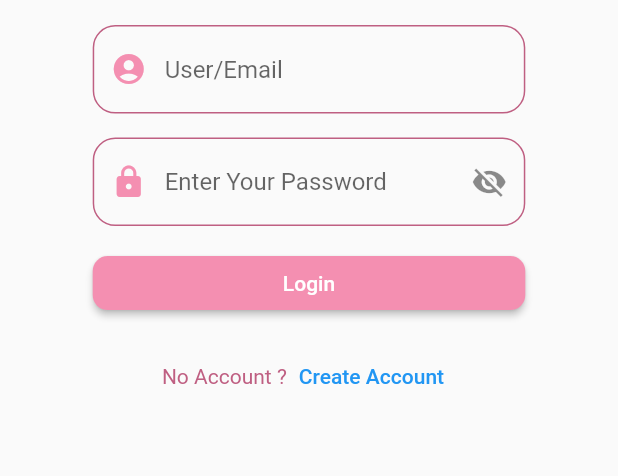
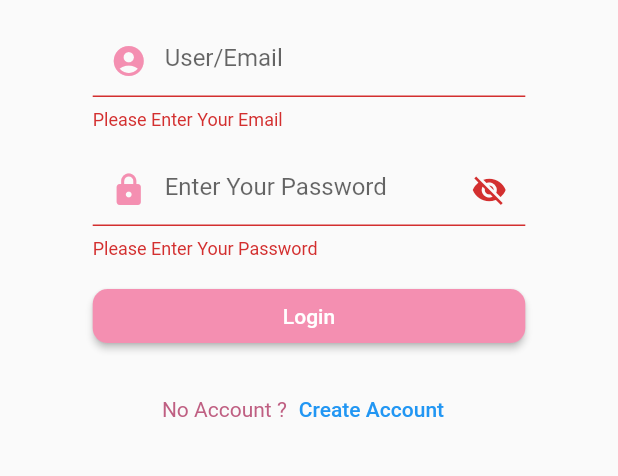
Before and after one commit to saikyautsomboon/KBShopping, a Flutter app: the screen it shows after launch, after a tap on "Login", on a phone screen of 412 x 824 dp, the part 475-951 px from its top. Run offline on Flutter 3.47's test engine with Material 2 defaults, Android fonts, the phone set to English and light mode, and no system bars; our stand-ins replace dio, geolocator, google_maps_flutter, image_picker, shared_preferences; missing offline and left inert: image_picker_platform_interface.

Commit message:
update Auth and autologin

```diff
--- a/lib/main.dart
+++ b/lib/main.dart
@@ -5,6 +5,7 @@ import 'package:kbshopping/state/buyer_service.dart';
 import 'package:kbshopping/state/rider_service.dart';
 import 'package:kbshopping/state/saler_service.dart';
 import 'package:kbshopping/utility/my_constant.dart';
+import 'package:shared_preferences/shared_preferences.dart';
 
 final Map<String, WidgetBuilder> map = {
   '/auth': (BuildContext context) => Auth(),
@@ -15,13 +16,36 @@ final Map<String, WidgetBuilder> map = {
 };
 
 String initialRoute;
-void main() {
-  initialRoute = MyConstant.routeAuth;
-  runApp(MyApp());
+Future<Null> main() async {
+  WidgetsFlutterBinding
+      .ensureInitialized(); // main Future ကို ပြီးအောင်လုပ်ပြီးမှအောက်ကိုဆက်သွားမယ်
+  SharedPreferences preferences = await SharedPreferences.getInstance();
+  String usertype = preferences.getString('usertype'); //getString('key')dfs
+  if (usertype?.isEmpty ?? true) {
+    print('## UserType ==>> $usertype');
+    initialRoute = MyConstant.routeAuth;
+    runApp(MyApp());
+  } else {
+    switch (usertype) {
+      case 'Buyer':
+        initialRoute = MyConstant.routeByer;
+        runApp(MyApp());
+        break;
+      case 'Seller':
+        initialRoute = MyConstant.routeSaler;
+        runApp(MyApp());
+        break;
+      case 'Driver':
+        initialRoute = MyConstant.routeRider;
+        runApp(MyApp());
+        break;
+      default:
+    }
+  }
 }
 
 class MyApp extends StatelessWidget {
-// const MyApp({ Key? key }) : super(key: key);
+  const MyApp({Key key}) : super(key: key);
 
   @override
   Widget build(BuildContext context) {
--- /dev/null
+++ b/lib/model/user_model.dart
@@ -0,0 +1,123 @@
+import 'dart:convert';
+
+class UserModel {
+  final String id;
+  final String name;
+  final String usertype;
+  final String address;
+  final String phone;
+  final String email;
+  final String password;
+  final String avatar;
+  final String lat;
+  final String lng;
+  UserModel({
+    this.id,
+    this.name,
+    this.usertype,
+    this.address,
+    this.phone,
+    this.email,
+    this.password,
+    this.avatar,
+    this.lat,
+    this.lng,
+  });
+
+  UserModel copyWith({
+    String id,
+    String name,
+    String usertype,
+    String address,
+    String phone,
+    String email,
+    String password,
+    String avatar,
+    String lat,
+    String lng,
+  }) {
+    return UserModel(
+      id: id ?? this.id,
+      name: name ?? this.name,
+      usertype: usertype ?? this.usertype,
+      address: address ?? this.address,
+      phone: phone ?? this.phone,
+      email: email ?? this.email,
+      password: password ?? this.password,
+      avatar: avatar ?? this.avatar,
+      lat: lat ?? this.lat,
+      lng: lng ?? this.lng,
+    );
+  }
+
+  Map<String, dynamic> toMap() {
+    return {
+      'id': id,
+      'name': name,
+      'usertype': usertype,
+      'address': address,
+      'phone': phone,
+      'email': email,
+      'password': password,
+      'avatar': avatar,
+      'lat': lat,
+      'lng': lng,
+    };
+  }
+
+  factory UserModel.fromMap(Map<String, dynamic> map) {
+    return UserModel(
+      id: map['id'],
+      name: map['name'],
+      usertype: map['usertype'],
+      address: map['address'],
+      phone: map['phone'],
+      email: map['email'],
+      password: map['password'],
+      avatar: map['avatar'],
+      lat: map['lat'],
+      lng: map['lng'],
+    );
+  }
+
+  String toJson() => json.encode(toMap());
+
+  factory UserModel.fromJson(String source) =>
+      UserModel.fromMap(json.decode(source));
+
+  @override
+  String toString() {
+    return 'UserModel(id: $id, name: $name, usertype: $usertype, address: $address, phone: $phone, email: $email, password: $password, avatar: $avatar, lat: $lat, lng: $lng)';
+  }
+
+  @override
+  bool operator ==(Object other) {
+    if (identical(this, other)) return true;
+
+    return other is UserModel &&
+        other.id == id &&
+        other.name == name &&
+        other.usertype == usertype &&
+        other.address == address &&
+        other.phone == phone &&
+        other.email == email &&
+        other.password == password &&
+        other.avatar == avatar &&
+        other.lat == lat &&
+        other.lng == lng;
+  }
+
+  @override
+  int get hashCode {
+    return id.hashCode ^
+        name.hashCode ^
+        usertype.hashCode ^
+        address.hashCode ^
+        phone.hashCode ^
+        email.hashCode ^
+        password.hashCode ^
+        avatar.hashCode ^
+        lat.hashCode ^
+        lng.hashCode;
+  }
+}
--- a/lib/state/auth.dart
+++ b/lib/state/auth.dart
@@ -1,8 +1,14 @@
+import 'dart:convert';
+
+import 'package:dio/dio.dart';
 import 'package:flutter/material.dart';
 import 'package:flutter/services.dart';
+import 'package:kbshopping/model/user_model.dart';
 import 'package:kbshopping/utility/my_constant.dart';
+import 'package:kbshopping/utility/my_dialog.dart';
 import 'package:kbshopping/widget/show_image.dart';
 import 'package:kbshopping/widget/show_title.dart';
+import 'package:shared_preferences/shared_preferences.dart';
 
 class Auth extends StatefulWidget {
   // const Auth({ Key? key }) : super(key: key);
@@ -13,6 +19,9 @@ class Auth extends StatefulWidget {
 
 class _AuthState extends State<Auth> {
   bool observeText = true;
+  final formkey = GlobalKey<FormState>();
+  TextEditingController emailController = TextEditingController();
+  TextEditingController passwordController = TextEditingController();
 
   @override
   Widget build(BuildContext context) {
@@ -24,6 +33,8 @@ class _AuthState extends State<Auth> {
           FocusScope.of(context).requestFocus(FocusNode());
         },
         behavior: HitTestBehavior.opaque,
+        child: Form(
+          key: formkey,
           child: SafeArea(
               child: SingleChildScrollView(
             child: Column(
@@ -37,6 +48,7 @@ class _AuthState extends State<Auth> {
               ],
             ),
           )),
+        ),
       ),
     );
   }
@@ -68,11 +80,62 @@ class _AuthState extends State<Auth> {
           width: size * 0.7,
           child: ElevatedButton(
             style: MyConstant().mybuttonStyle(),
-            onPressed: () {},
+            onPressed: () {
+              if (formkey.currentState.validate()) {
+                String email = emailController.text;
+                String password = passwordController.text;
+                // print('Email $email and Password $password');
+                checkAuth(email: email, password: password);
+              }
+            },
             child: Text('Login'),
           ),
         ),
       ],
+    );
+  }
+
+  Future<Null> checkAuth({String email, String password}) async {
+    String apiCheckAuth =
+        '${MyConstant.domain}/kbshopping/getUserWhereUser.php?isAdd=true&email=$email';
+    await Dio().get(apiCheckAuth).then(
+      (value) async {
+        // print('Value for API ==>> $value');
+        if (value.toString() == 'null') {
+          MyDialog()
+              .simpleDialop(context, 'Email Fail!', 'NO $email in Register');
+        } else {
+          for (var item in json.decode(value.data)) {
+            UserModel model = UserModel.fromMap(item);
+            if (password == model.password) {
+              String usertype = model.usertype;
+              // print('## Authen Success in UserType ==>> $usertype');
+              SharedPreferences preferences =
+                  await SharedPreferences.getInstance();
+              preferences.setString('usertype', usertype);
+              preferences.setString('email', model.email);
+              switch (usertype) {
+                case 'Buyer':
+                  Navigator.pushNamedAndRemoveUntil(
+                      context, MyConstant.routeByer, (route) => false);
+                  break;
+                case 'Seller':
+                  Navigator.pushNamedAndRemoveUntil(
+                      context, MyConstant.routeSaler, (route) => false);
+                  break;
+                case 'Driver':
+                  Navigator.pushNamedAndRemoveUntil(
+                      context, MyConstant.routeRider, (route) => false);
+                  break;
+                default:
+              }
+            } else {
+              MyDialog().simpleDialop(
+                  context, 'Password Fail!', 'Please Enter Your Password');
+            }
+          }
+        }
+      },
     );
   }
 
@@ -84,6 +147,14 @@ class _AuthState extends State<Auth> {
           padding: EdgeInsets.only(top: 17),
           width: size * 0.7,
           child: TextFormField(
+            controller: emailController,
+            validator: (value) {
+              if (value.isEmpty) {
+                return 'Please Enter Your Email';
+              } else {
+                return null;
+              }
+            },
             keyboardType: TextInputType.emailAddress,
             decoration: InputDecoration(
               prefixIcon: Icon(
@@ -114,6 +185,14 @@ class _AuthState extends State<Auth> {
           padding: EdgeInsets.only(top: 16),
           width: size * 0.7,
           child: TextFormField(
+            controller: passwordController,
+            validator: (value) {
+              if (value.isEmpty) {
+                return 'Please Enter Your Password';
+              } else {
+                return null;
+              }
+            },
             obscureText: observeText,
             decoration: InputDecoration(
               prefixIcon: Icon(
--- a/lib/utility/my_constant.dart
+++ b/lib/utility/my_constant.dart
@@ -3,7 +3,7 @@ import 'package:flutter/material.dart';
 class MyConstant {
   static String appName = 'KB Shopping';
   //domain
-  static String domain = 'https://5ce1-103-156-155-73.ngrok.io';
+  static String domain = 'https://c0bd-103-156-155-78.ngrok.io';
   //route
   static String routeAuth = '/auth';
   static String routeRegister = '/register';
@@ -31,8 +31,14 @@ class MyConstant {
   TextStyle h2style() =>
       TextStyle(fontSize: 18, color: dark, fontWeight: FontWeight.w700);
 
+  TextStyle h2Whitestyle() =>
+      TextStyle(fontSize: 18, color: light, fontWeight: FontWeight.w700);
+
   TextStyle h3style() =>
       TextStyle(fontSize: 14, color: dark, fontWeight: FontWeight.normal);
+
+  TextStyle h3Whitestyle() =>
+      TextStyle(fontSize: 14, color: light, fontWeight: FontWeight.normal);
 
   ButtonStyle mybuttonStyle() => ElevatedButton.styleFrom(
         primary: MyConstant.primary,
--- a/pubspec.yaml
+++ b/pubspec.yaml
@@ -31,6 +31,7 @@ dependencies:
   geolocator: ^7.7.1
   google_maps_flutter: ^2.1.0
   dio: ^4.0.1
+  shared_preferences: ^2.0.8
 
 dev_dependencies:
   flutter_test:
```
Also changed, not shown: lib/state/buyer_service.dart (+9 -1 lines), lib/state/register_service.dart (+63 -27 lines), lib/state/rider_service.dart (+9 -1 lines), lib/state/saler_service.dart (+12 -1 lines), lib/widget/show_logout.dart (added, +41 -0 lines), pubspec.lock, 1 other file. Lines whose indentation alone changed are shown as unchanged.
